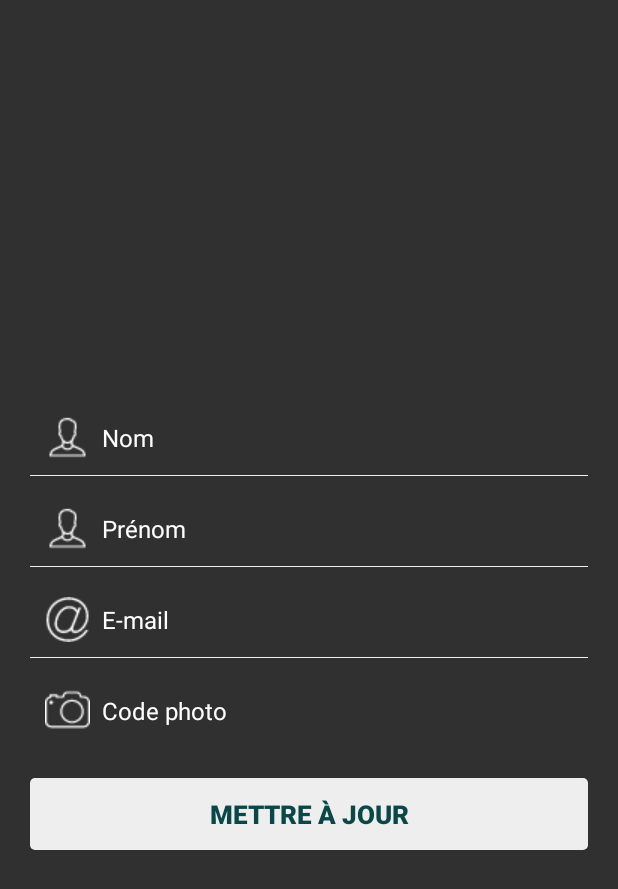
After one commit to Asifadam93/MiroirConnecte, an Android app: the fragment UpdateFragment shown on its own in the app's theme, on a phone screen of 412 x 824 dp. The commit adds this screen. Shown: the top 889 px of the screen. Run offline under Robolectric (Android 15) with nearby library versions, the phone set to English and light mode, and no system bars; 5 statements that could not run were skipped.

Commit message:
updateUser edits

```diff
--- a/AndroidClient/app/src/main/java/com/example/asif/androidclient/Api/UserClient.java
+++ b/AndroidClient/app/src/main/java/com/example/asif/androidclient/Api/UserClient.java
@@ -9,6 +9,7 @@ import retrofit2.http.Body;
 import retrofit2.http.DELETE;
 import retrofit2.http.Header;
 import retrofit2.http.Headers;
+import retrofit2.http.PATCH;
 import retrofit2.http.POST;
 import retrofit2.http.Path;
 
@@ -34,4 +35,11 @@ public interface UserClient {
             @Header("X-Auth-Token") String userToken,
             @Path("id") int id
     );
+
+    @PATCH("user/{id}")
+    Call<User> updateUser(
+            @Header("X-Auth-Token") String userToken,
+            @Path("id") int id,
+            @Body User user
+    );
 }
--- /dev/null
+++ b/AndroidClient/app/src/main/java/com/example/asif/androidclient/Fragments/UpdateFragment.java
@@ -0,0 +1,186 @@
+package com.example.asif.androidclient.Fragments;
+
+import android.app.Fragment;
+import android.os.Bundle;
+import android.support.annotation.Nullable;
+import android.util.Log;
+import android.view.LayoutInflater;
+import android.view.View;
+import android.view.ViewGroup;
+import android.widget.Button;
+import android.widget.EditText;
+import android.widget.Toast;
+
+import com.example.asif.androidclient.Api.UserClient;
+import com.example.asif.androidclient.Const;
+import com.example.asif.androidclient.Model.TokenResponse;
+import com.example.asif.androidclient.Model.User;
+import com.example.asif.androidclient.R;
+
+import java.io.IOException;
+
+import retrofit2.Call;
+import retrofit2.Callback;
+import retrofit2.Response;
+import retrofit2.Retrofit;
+import retrofit2.converter.gson.GsonConverterFactory;
+
+/**
+ * Created by AAD on 15/06/2017.
+ */
+
+public class UpdateFragment extends Fragment {
+
+    private View view;
+    private EditText editTextNom, editTextPrenom, editTextEmail,
+            editTextPhotoCode;
+    private Button buttonUpdate;
+    private User user;
+    private TokenResponse tokenResponse;
+
+    @Nullable
+    @Override
+    public View onCreateView(LayoutInflater inflater, @Nullable ViewGroup container, Bundle savedInstanceState) {
+
+        view = inflater.inflate(R.layout.update_layout, container, false);
+
+        tokenResponse = LoginFragment.tokenResponse;
+        user = tokenResponse.getUser();
+
+        initView();
+        setUserValues();
+
+
+        buttonUpdate.setOnClickListener(new View.OnClickListener() {
+            @Override
+            public void onClick(View view) {
+                updateVerification();
+            }
+        });
+
+        return view;
+    }
+
+    private void showLoginFragment() {
+        getActivity().getFragmentManager()
+                .beginTransaction()
+                .replace(R.id.frameContainer, new LoginFragment(), "LoginFragment")
+                .commit();
+    }
+
+    private void initView() {
+        editTextNom = (EditText) view.findViewById(R.id.update_nom);
+        editTextPrenom = (EditText) view.findViewById(R.id.update_prenom);
+        editTextEmail = (EditText) view.findViewById(R.id.update_email);
+        editTextPhotoCode = (EditText) view.findViewById(R.id.update_photo_code);
+        buttonUpdate = (Button) view.findViewById(R.id.update_button);
+    }
+
+    private void setUserValues(){
+        editTextNom.setText(user.getLastName());
+        editTextPrenom.setText(user.getFirstName());
+        editTextEmail.setText(user.getEmail());
+        editTextPhotoCode.setText(user.getPhotoName());
+    }
+
+    private void updateVerification() {
+
+        // get user info from editTexts
+        String nom = editTextNom.getText().toString();
+        String prenom = editTextPrenom.getText().toString();
+        String email = editTextEmail.getText().toString();
+        String photoCode = editTextPhotoCode.getText().toString();
+
+        // empty field verification
+        if (nom.isEmpty()) {
+            editTextNom.setError(getString(R.string.champ_vide));
+            return;
+        }
+
+        if (prenom.isEmpty()) {
+            editTextPrenom.setError(getString(R.string.champ_vide));
+            return;
+        }
+
+        if (email.isEmpty()) {
+            editTextEmail.setError(getString(R.string.champ_vide));
+            return;
+        }
+
+        if (photoCode.isEmpty()) {
+            editTextPhotoCode.setError(getString(R.string.champ_vide));
+            return;
+        }
+
+        user.setFirstName(prenom);
+        user.setLastName(nom);
+        user.setEmail(email);
+        user.setPhotoName(photoCode);
+
+        updateUser(user);
+    }
+
+    private void updateUser(User user) {
+
+        Retrofit retrofit = new Retrofit.Builder()
+                .baseUrl(Const.endPoint)
+                .addConverterFactory(GsonConverterFactory.create())
+                .build();
+
+        UserClient userClient = retrofit.create(UserClient.class);
+
+        Call<User> updateCall = userClient.updateUser(tokenResponse.getToken(),user.getId(),user);
+
+        updateCall.enqueue(new Callback<User>() {
+            @Override
+            public void onResponse(Call<User> call, Response<User> response) {
+                // isSuccess is true if response code => 200 and <= 300
+                if (!response.isSuccessful()) {
+                    // print response body if unsuccessful
+                    try {
+                        Log.i("updateFrag", response.errorBody().string());
+                        Toast.makeText(getActivity(), "Error : " + response.code(), Toast.LENGTH_LONG).show();
+                    } catch (IOException e) {
+                        // do nothing
+                    }
+                } else {
+                    Toast.makeText(getActivity(), R.string.update_ok, Toast.LENGTH_SHORT).show();
+                    showLoginFragment();
+                }
+            }
+
+            @Override
+            public void onFailure(Call<User> call, Throwable t) {
+                Toast.makeText(getActivity(), "Request failure : " + t.getMessage(), Toast.LENGTH_SHORT).show();
+            }
+        });
+
+        /*userCall.enqueue(new Callback<User>() {
+            @Override
+            public void onResponse(Call<User> call, Response<User> response) {
+
+                // isSuccess is true if response code => 200 and <= 300
+                if (!response.isSuccessful()) {
+                    // print response body if unsuccessful
+                    try {
+                        Log.i("registerFrag", response.errorBody().string());
+                        Toast.makeText(getActivity(), "Error : " + response.code(), Toast.LENGTH_LONG).show();
+                    } catch (IOException e) {
+                        // do nothing
+                    }
+                } else {
+                    Toast.makeText(getActivity(), R.string.inscription_ok, Toast.LENGTH_SHORT).show();
+                    showLoginFragment();
+                }
+
+            }
+
+            @Override
+            public void onFailure(Call<User> call, Throwable t) {
+                Toast.makeText(getActivity(), "Request failure : " + t.getMessage(), Toast.LENGTH_SHORT).show();
+            }
+        });*/
+
+    }
+
+}
--- /dev/null
+++ b/AndroidClient/app/src/main/res/layout/update_layout.xml
@@ -0,0 +1,108 @@
+<?xml version="1.0" encoding="utf-8"?>
+<RelativeLayout xmlns:android="http://schemas.android.com/apk/res/android"
+    android:layout_width="match_parent"
+    android:layout_height="match_parent"
+    android:orientation="vertical"
+    android:padding="20dp">
+
+    <LinearLayout
+        android:id="@+id/register_layout"
+        android:layout_width="match_parent"
+        android:layout_height="wrap_content"
+        android:layout_centerVertical="true"
+        android:orientation="vertical">
+
+        <EditText
+            android:id="@+id/update_nom"
+            android:layout_width="fill_parent"
+            android:layout_height="wrap_content"
+            android:layout_marginTop="10dp"
+            android:background="@android:color/transparent"
+            android:drawablePadding="8dp"
+            android:drawableStart="@drawable/icons_contacts_30"
+            android:gravity="center_vertical"
+            android:hint="@string/nom_d_utilisateur"
+            android:inputType="textCapWords"
+            android:padding="10dp"
+            android:textColor="@color/white"
+            android:textColorHint="@color/white"
+            android:textSize="16sp" />
+
+        <View
+            android:layout_width="fill_parent"
+            android:layout_height="1px"
+            android:background="@color/white_greyish" />
+
+        <EditText
+            android:id="@+id/update_prenom"
+            android:layout_width="fill_parent"
+            android:layout_height="wrap_content"
+            android:layout_marginTop="10dp"
+            android:background="@android:color/transparent"
+            android:drawablePadding="8dp"
+            android:drawableStart="@drawable/icons_contacts_30"
+            android:gravity="center_vertical"
+            android:hint="@string/prenom"
+            android:inputType="textPersonName"
+            android:padding="10dp"
+            android:textColor="@color/white"
+            android:textColorHint="@color/white"
+            android:textSize="16sp" />
+
+        <View
+            android:layout_width="fill_parent"
+            android:layout_height="1px"
+            android:background="@color/white_greyish" />
+
+        <EditText
+            android:id="@+id/update_email"
+            android:layout_width="fill_parent"
+            android:layout_height="wrap_content"
+            android:layout_marginTop="10dp"
+            android:background="@android:color/transparent"
+            android:drawablePadding="8dp"
+            android:drawableStart="@drawable/icons_email_30"
+            android:gravity="center_vertical"
+            android:hint="@string/e_mail"
+            android:inputType="textEmailAddress"
+            android:padding="10dp"
+            android:textColor="@color/white"
+            android:textColorHint="@color/white"
+            android:textSize="16sp" />
+
+        <View
+            android:layout_width="fill_parent"
+            android:layout_height="1px"
+            android:background="@color/white_greyish" />
+
+        <EditText
+            android:id="@+id/update_photo_code"
+            android:layout_width="fill_parent"
+            android:layout_height="wrap_content"
+            android:layout_marginTop="10dp"
+            android:background="@android:color/transparent"
+            android:drawablePadding="8dp"
+            android:drawableStart="@drawable/icons_camera_30"
+            android:gravity="center_vertical"
+            android:hint="@string/code_photo"
+            android:inputType="number"
+            android:padding="10dp"
+            android:textColor="@color/white"
+            android:textColorHint="@color/white"
+            android:textSize="16sp" />
+
+        <Button
+            android:id="@+id/update_button"
+            android:layout_width="fill_parent"
+            android:layout_height="wrap_content"
+            android:layout_marginTop="20dp"
+            android:background="@drawable/button_selector"
+            android:padding="3dp"
+            android:text="@string/mettre_jour"
+            android:textColor="@color/background_color"
+            android:textSize="17sp"
+            android:textStyle="bold" />
+
+    </LinearLayout>
+
+</RelativeLayout>
--- a/AndroidClient/app/src/main/res/values/strings.xml
+++ b/AndroidClient/app/src/main/res/values/strings.xml
@@ -31,8 +31,10 @@
     <string name="conn_ok">Connexion réussi</string>
     <string name="diff_mdp">Les mots de passe ne correspondent pas</string>
     <string name="inscription_ok">Inscription terminée, vous pouvez connecté</string>
+    <string name="update_ok">Mise à jour réussi</string>
     <string name="modules">Modules</string>
     <string name="welcome_msg">Salut %1$s !</string>
     <string name="confirm_delete">Voulez-vous vraiement supprimer ?</string>
     <string name="delete">Supprimer</string>
+    <string name="mettre_jour">Mettre à jour</string>
 </resources>
```
Also changed, not shown: AndroidClient/app/src/main/java/com/example/asif/androidclient/Fragments/UserFragment.java (+15 -2 lines), AndroidClient/app/src/main/java/com/example/asif/androidclient/Model/User.java (+23 -5 lines).
